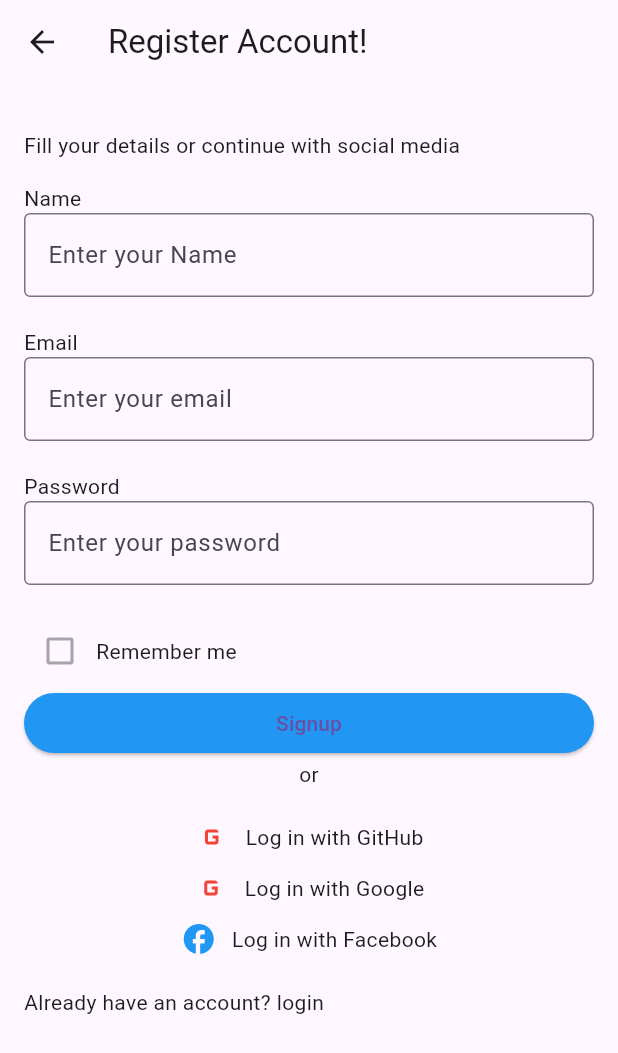
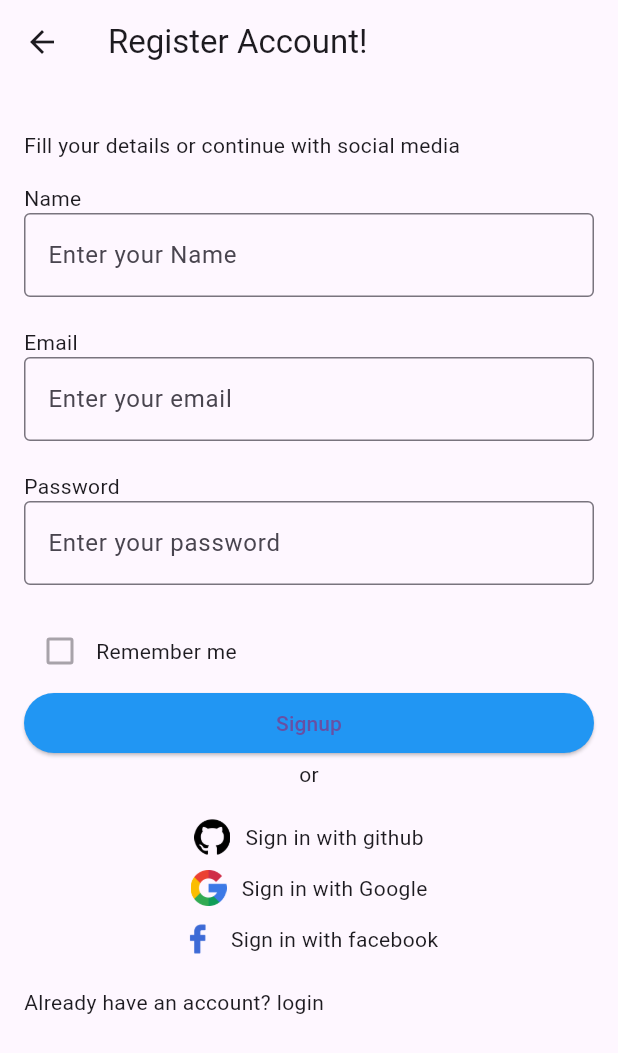
Before and after one commit to KALU56/friday_code_night, a Flutter app: the Signup screen opened by its route, on a phone screen of 412 x 824 dp. Shown: the top 1053 px of the screen. Run offline on Flutter 3.47's test engine with Material 3 defaults, Android fonts, the light colour scheme and no system bars.

Commit message:
feat: add icon google,facebook and github

```diff
--- a/authpage/lib/Auth/Login.dart
+++ b/authpage/lib/Auth/Login.dart
@@ -77,9 +77,13 @@ class Login extends StatelessWidget {
                 child: Row(
                     mainAxisSize: MainAxisSize.min,
                     children: [
-                Icon(Icons.g_mobiledata, color: Colors.red),
+                      Image.asset(
+                        'assets/images/google.png',
+                        height: 24,
+                        width: 24,
+                      ),
                       SizedBox(width: 10),
-                Text('Log in with Google'),
+                      Text("Sign in with Google"),
                     ],
                   ),
            ),
--- a/authpage/lib/Auth/Signup.dart
+++ b/authpage/lib/Auth/Signup.dart
@@ -82,28 +82,40 @@ class Signup extends StatelessWidget {
                Row(
                     mainAxisSize: MainAxisSize.min,
                     children: [
-
-                    Icon(Icons.g_mobiledata, color: Colors.red),
+                      Image.asset(
+                        'assets/images/github.png',
+                        height: 24,
+                        width: 24,
+                      ),
                       SizedBox(width: 10),
-                    Text('Log in with GitHub'),
+                      Text("Sign in with github"),
                     ],
                   ),
                 SizedBox(height: 10),
                Row(
                     mainAxisSize: MainAxisSize.min,
                     children: [
-                    Icon(Icons.g_mobiledata, color: Colors.red),
+                      Image.asset(
+                        'assets/images/google.png',
+                        height: 24,
+                        width: 24,
+                      ),
                       SizedBox(width: 10),
-                    Text('Log in with Google'),
+                      Text("Sign in with Google"),
                     ],
                   ),
+
                 SizedBox(height: 10),
                Row(
                     mainAxisSize: MainAxisSize.min,
                     children: [
-                    Icon(Icons.facebook, color: Colors.blue),
+                      Image.asset(
+                        'assets/images/facebook.png',
+                        height: 24,
+                        width: 24,
+                      ),
                       SizedBox(width: 10),
-                    Text('Log in with Facebook'),
+                      Text("Sign in with facebook"),
                     ],
                   ),
               ],
--- a/authpage/pubspec.yaml
+++ b/authpage/pubspec.yaml
@@ -58,9 +58,8 @@ flutter:
   uses-material-design: true
 
   # To add assets to your application, add an assets section, like this:
-  # assets:
-  #   - images/a_dot_burr.jpeg
-  #   - images/a_dot_ham.jpeg
+  assets:
+    - assets/images/
 
   # An image asset can refer to one or more resolution-specific "variants", see
   # https://flutter.dev/to/resolution-aware-images
```
Also changed, not shown: authpage/assets/images/facebook.png (added), authpage/assets/images/github (1).png (added), authpage/assets/images/github.png (added), authpage/assets/images/google.png (added), authpage/assets/images/home.png (added), authpage/assets/images/search.png (added), authpage/assets/images/settings.png (added). Lines whose indentation alone changed are shown as unchanged.
